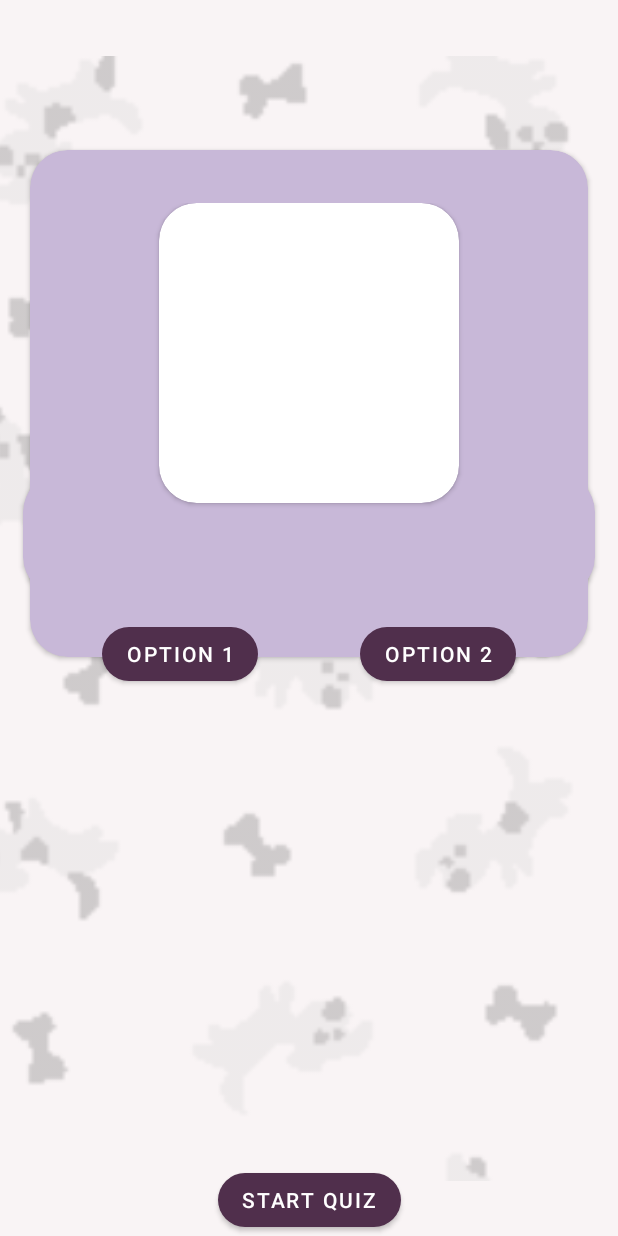
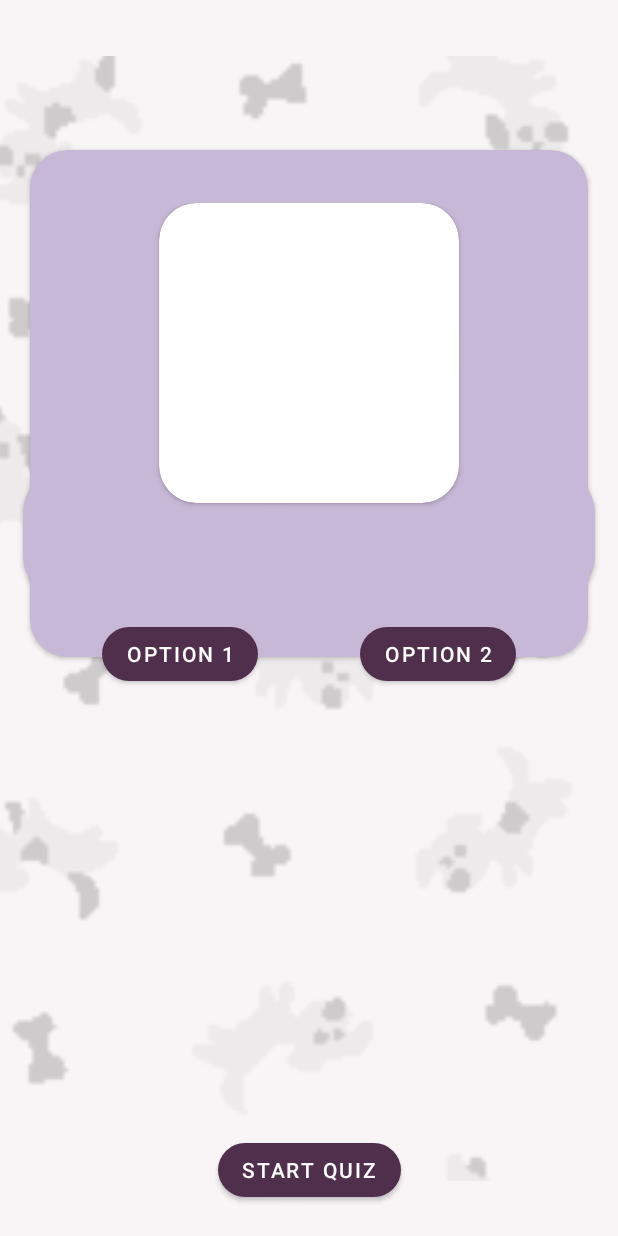
Before and after one commit to alyzadiaz/dogopedia, an Android app: the layout fragment_home.xml on its own in the app's theme, with its tools: preview values and no code run, on a phone screen of 412 x 824 dp. Run offline under Robolectric (Android 15) with nearby library versions, the phone set to English and light mode, and no system bars; plain views replace KonfettiView.

Commit message:
fixed reset on cardview

```diff
--- a/app/src/main/java/com/example/dogopedia/ui/home/HomeFragment.java
+++ b/app/src/main/java/com/example/dogopedia/ui/home/HomeFragment.java
@@ -100,6 +100,7 @@ public class HomeFragment extends Fragment {
                 welcome.setVisibility(View.GONE);
                 if (finished) {
                     initialize(currentPool);
+                    resultCard.setVisibility(View.GONE);
                     reset();
                 }
                 imageView.setVisibility(View.GONE);
@@ -194,6 +195,7 @@ public class HomeFragment extends Fragment {
     }
 
     private static void reset(){
+        konfetti.reset();
         finished = false;
         answer = "";
         question = "";
--- a/app/src/main/res/layout/fragment_home.xml
+++ b/app/src/main/res/layout/fragment_home.xml
@@ -148,10 +148,11 @@
         android:id="@+id/button3"
         android:layout_width="wrap_content"
         android:layout_height="wrap_content"
+        android:layout_marginBottom="20dp"
         android:text="Start Quiz"
         app:backgroundTint="@color/dark_byzantium"
         app:cornerRadius="25dp"
-        app:layout_constraintBottom_toBottomOf="parent"
+        app:layout_constraintBottom_toBottomOf="@+id/konfettiView"
         app:layout_constraintEnd_toEndOf="parent"
         app:layout_constraintStart_toStartOf="parent"
         app:layout_constraintTop_toBottomOf="@+id/resultView" />
```
